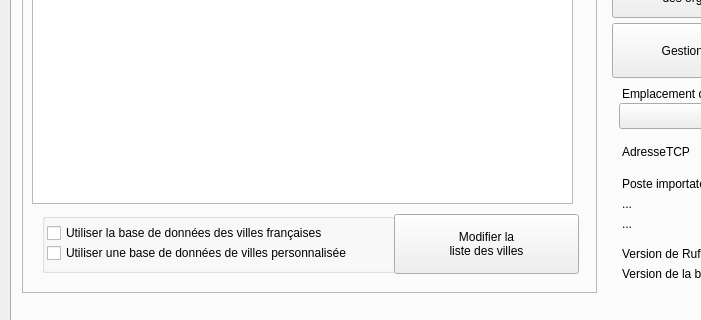
Before: the Qt Designer form Dialogs/dlg_param.ui in ukinoki/Rufus, drawn with Qt 5; both pictures show x 0 to 701 and y 429 to 749 of the 1015 by 940 pixel window.
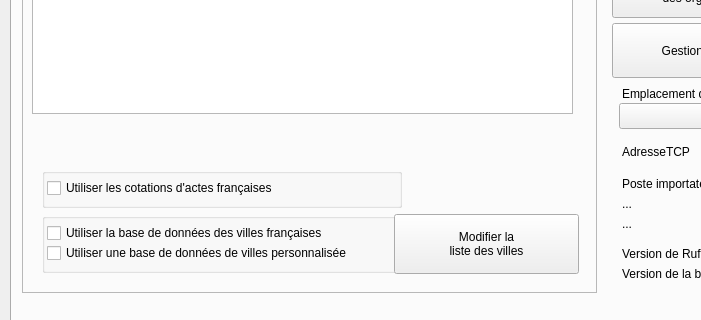
After: the same form once the commit is applied. Icons and pictures are not drawn. Custom widgets are drawn as their Qt base class.

Commit message: begin french cotations

```diff
--- a/Dialogs/dlg_param.ui
+++ b/Dialogs/dlg_param.ui
@@ -3131,7 +3131,7 @@
                <x>10</x>
                <y>40</y>
                <width>541</width>
-               <height>371</height>
+               <height>281</height>
               </rect>
              </property>
              <property name="minimumSize">
@@ -3277,6 +3277,47 @@
               </size>
              </property>
             </widget>
+            <widget class="QGroupBox" name="CotationssgroupBox_2">
+             <property name="geometry">
+              <rect>
+               <x>20</x>
+               <y>375</y>
+               <width>360</width>
+               <height>40</height>
+              </rect>
+             </property>
+             <property name="minimumSize">
+              <size>
+               <width>360</width>
+               <height>40</height>
+              </size>
+             </property>
+             <property name="maximumSize">
+              <size>
+               <width>360</width>
+               <height>16777215</height>
+              </size>
+             </property>
+             <property name="title">
+              <string/>
+             </property>
+             <widget class="QCheckBox" name="CotationsFrancecheckBox">
+              <property name="geometry">
+               <rect>
+                <x>5</x>
+                <y>10</y>
+                <width>361</width>
+                <height>20</height>
+               </rect>
+              </property>
+              <property name="text">
+               <string>Utiliser les cotations d'actes françaises</string>
+              </property>
+              <property name="autoExclusive">
+               <bool>true</bool>
+              </property>
+             </widget>
+            </widget>
            </widget>
           </item>
           <item>
@@ -3670,21 +3711,26 @@
   </layout>
  </widget>
  <customwidgets>
+  <customwidget>
+   <class>UpLineEdit</class>
+   <extends>QLineEdit</extends>
+   <header>uplineedit.h</header>
+  </customwidget>
   <customwidget>
    <class>UpPushButton</class>
    <extends>QPushButton</extends>
    <header>uppushbutton.h</header>
   </customwidget>
+  <customwidget>
+   <class>UpComboBox</class>
+   <extends>QComboBox</extends>
+   <header>upcombobox.h</header>
+  </customwidget>
   <customwidget>
    <class>UpTableWidget</class>
    <extends>QTableWidget</extends>
    <header>uptablewidget.h</header>
   </customwidget>
-  <customwidget>
-   <class>UpLineEdit</class>
-   <extends>QLineEdit</extends>
-   <header>uplineedit.h</header>
-  </customwidget>
   <customwidget>
    <class>UpSmallButton</class>
    <extends>QPushButton</extends>
@@ -3695,11 +3741,6 @@
    <extends>QLabel</extends>
    <header>uplabel.h</header>
   </customwidget>
-  <customwidget>
-   <class>UpComboBox</class>
-   <extends>QComboBox</extends>
-   <header>upcombobox.h</header>
-  </customwidget>
   <customwidget>
    <class>UpRadioButton</class>
    <extends>QRadioButton</extends>
```
The commit also changes 10 other files.
